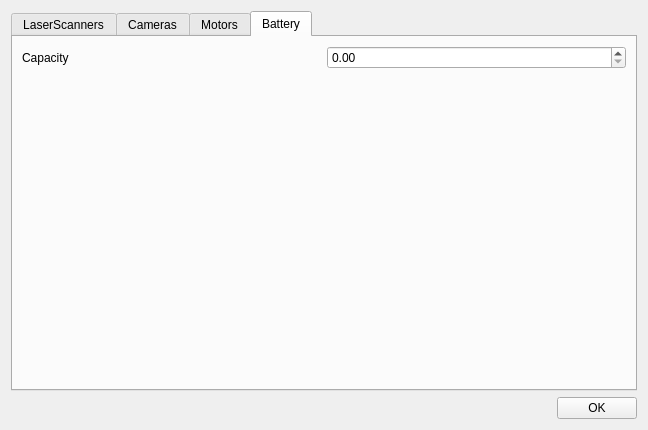
This is simulator/dialogconfiguration.ui in wpfhtl/octocopter as Qt 5 draws it before an edit. The edited form follows.
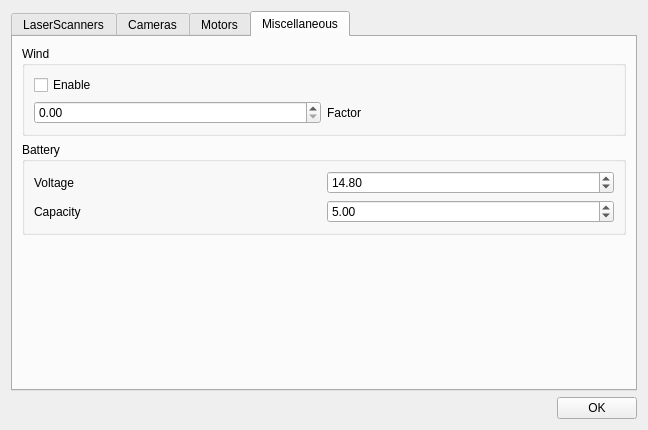
This is the edited form. The open tabs and pages were chosen to show the change.

```diff
--- a/simulator/dialogconfiguration.ui
+++ b/simulator/dialogconfiguration.ui
@@ -419,12 +419,72 @@
      </widget>
      <widget class="QWidget" name="tabBattery">
       <attribute name="title">
-       <string>Battery</string>
+       <string>Miscellaneous</string>
       </attribute>
+      <layout class="QVBoxLayout" name="verticalLayout_7">
+       <item>
+        <widget class="QGroupBox" name="groupBox">
+         <property name="title">
+          <string>Wind</string>
+         </property>
       <layout class="QVBoxLayout" name="verticalLayout_5">
        <item>
+           <widget class="QCheckBox" name="mChkBoxWindEnable">
+            <property name="text">
+             <string>Enable</string>
+            </property>
+           </widget>
+          </item>
+          <item>
+           <layout class="QHBoxLayout" name="horizontalLayout_6">
+            <item>
+             <widget class="QDoubleSpinBox" name="mSpinBoxWindFactor"/>
+            </item>
+            <item>
+             <widget class="QLabel" name="label">
+              <property name="text">
+               <string>Factor</string>
+              </property>
+             </widget>
+            </item>
+           </layout>
+          </item>
+         </layout>
+        </widget>
+       </item>
+       <item>
+        <widget class="QGroupBox" name="groupBox_2">
+         <property name="title">
+          <string>Battery</string>
+         </property>
+         <layout class="QVBoxLayout" name="verticalLayout_6">
+          <item>
         <layout class="QHBoxLayout" name="horizontalLayout_5">
          <item>
+             <widget class="QLabel" name="label_2">
+              <property name="text">
+               <string>Voltage</string>
+              </property>
+             </widget>
+            </item>
+            <item>
+             <widget class="QDoubleSpinBox" name="mSpinBoxBatteryVoltage">
+              <property name="minimum">
+               <double>9.000000000000000</double>
+              </property>
+              <property name="singleStep">
+               <double>0.100000000000000</double>
+              </property>
+              <property name="value">
+               <double>14.800000000000001</double>
+              </property>
+             </widget>
+            </item>
+           </layout>
+          </item>
+          <item>
+           <layout class="QHBoxLayout" name="horizontalLayout_7">
+            <item>
           <widget class="QLabel" name="label_4">
            <property name="text">
             <string>Capacity</string>
@@ -432,9 +492,16 @@
           </widget>
          </item>
          <item>
-          <widget class="QDoubleSpinBox" name="mSpinBoxBatteryCapacity"/>
-         </item>
-        </layout>
+             <widget class="QDoubleSpinBox" name="mSpinBoxBatteryCapacity">
+              <property name="value">
+               <double>5.000000000000000</double>
+              </property>
+             </widget>
+            </item>
+           </layout>
+          </item>
+         </layout>
+        </widget>
        </item>
        <item>
         <spacer name="verticalSpacer">
```
Left out of the diff: 4 changed lines with no effect on the pictures. Lines whose indentation alone changed are shown as unchanged.
